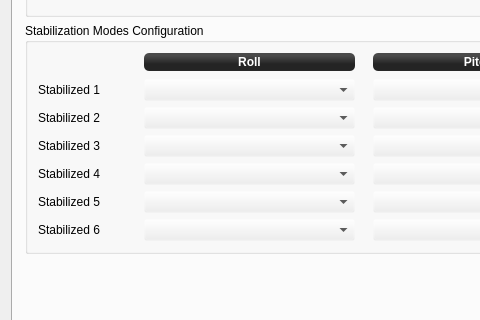
The window that ground/gcs/src/plugins/config/input.ui (librepilot/LibrePilot) describes before a commit, drawn with Qt 5; both pictures show x 0 to 480 and y 307 to 627 of the 1250 by 755 pixel window.
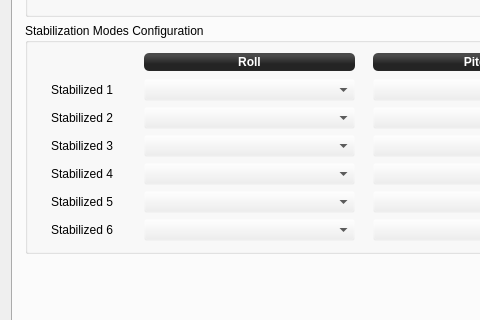
The same window after the commit. The open tabs and pages were chosen to show the change. Icons and pictures are not drawn.

Commit message: LP-179 Highlight stabilized mode used

What changed in the file:
```diff
--- a/ground/gcs/src/plugins/config/input.ui
+++ b/ground/gcs/src/plugins/config/input.ui
@@ -757,7 +757,7 @@
                     <string>Stabilized 1</string>
                    </property>
                    <property name="alignment">
-                    <set>Qt::AlignLeading|Qt::AlignLeft|Qt::AlignVCenter</set>
+                    <set>Qt::AlignCenter</set>
                    </property>
                   </widget>
                  </item>
@@ -767,7 +767,7 @@
                     <string>Stabilized 2</string>
                    </property>
                    <property name="alignment">
-                    <set>Qt::AlignLeading|Qt::AlignLeft|Qt::AlignVCenter</set>
+                    <set>Qt::AlignCenter</set>
                    </property>
                   </widget>
                  </item>
@@ -777,7 +777,7 @@
                     <string>Stabilized 3</string>
                    </property>
                    <property name="alignment">
-                    <set>Qt::AlignLeading|Qt::AlignLeft|Qt::AlignVCenter</set>
+                    <set>Qt::AlignCenter</set>
                    </property>
                   </widget>
                  </item>
@@ -787,7 +787,7 @@
                     <string>Stabilized 4</string>
                    </property>
                    <property name="alignment">
-                    <set>Qt::AlignLeading|Qt::AlignLeft|Qt::AlignVCenter</set>
+                    <set>Qt::AlignCenter</set>
                    </property>
                   </widget>
                  </item>
@@ -797,7 +797,7 @@
                     <string>Stabilized 5</string>
                    </property>
                    <property name="alignment">
-                    <set>Qt::AlignLeading|Qt::AlignLeft|Qt::AlignVCenter</set>
+                    <set>Qt::AlignCenter</set>
                    </property>
                   </widget>
                  </item>
@@ -807,7 +807,7 @@
                     <string>Stabilized 6</string>
                    </property>
                    <property name="alignment">
-                    <set>Qt::AlignLeading|Qt::AlignLeft|Qt::AlignVCenter</set>
+                    <set>Qt::AlignCenter</set>
                    </property>
                   </widget>
                  </item>
```
Left out of the diff: 12 changed lines with no effect on the pictures. The commit also changes 2 other files.
